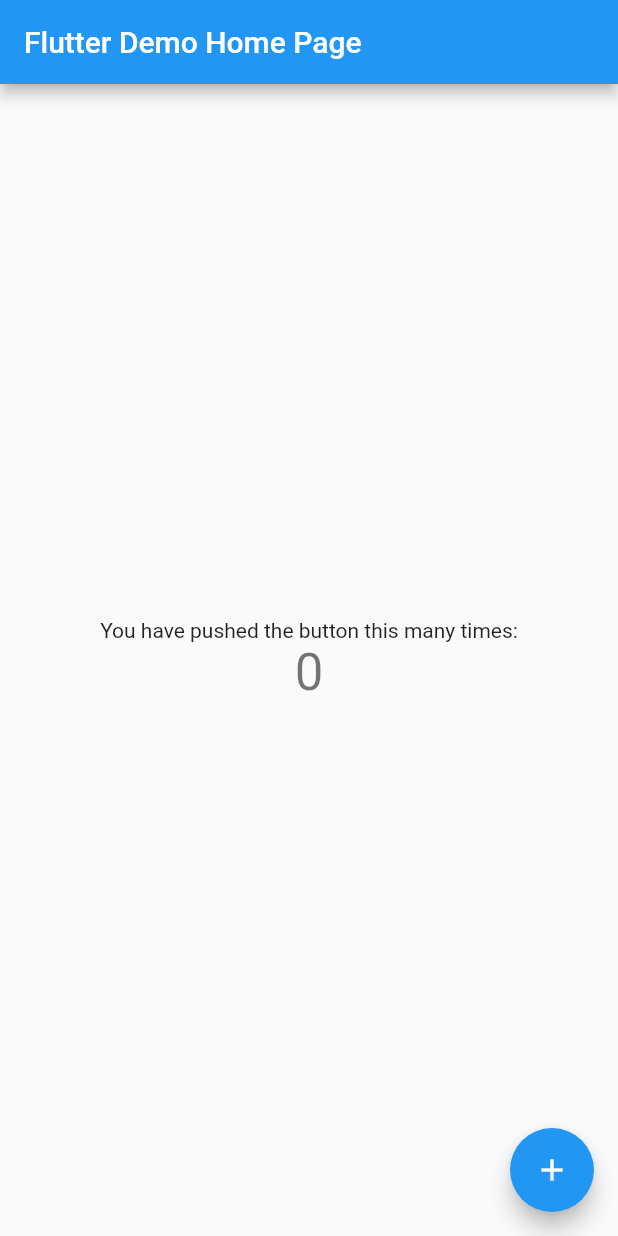
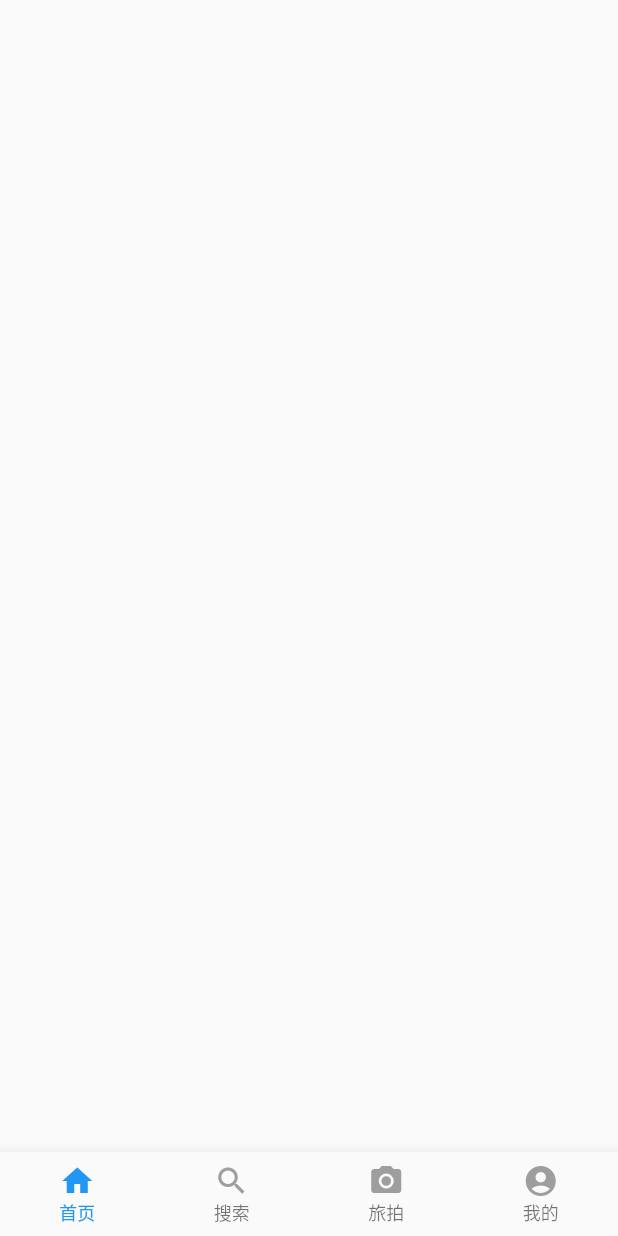
Before and after one commit to BetterZhang/flutter_trip_demo, a Flutter app: the screen it shows after launch, on a phone screen of 412 x 824 dp. Run offline on Flutter 3.47's test engine with Material 2 defaults, Android fonts, the phone set to English and light mode, and no system bars; our stand-ins replace fluttertoast, package_info; missing offline and left inert: flutter_splash_screen.

Commit message:
首页底部导航栏制作

```diff
--- a/lib/main.dart
+++ b/lib/main.dart
@@ -1,111 +1,18 @@
 import 'package:flutter/material.dart';
+import 'navigator/tab_navigator.dart';
 
 void main() => runApp(MyApp());
 
 class MyApp extends StatelessWidget {
-  // This widget is the root of your application.
   @override
   Widget build(BuildContext context) {
     return MaterialApp(
-      title: 'Flutter Demo',
+      title: "Flutter之旅",
       theme: ThemeData(
-        // This is the theme of your application.
-        //
-        // Try running your application with "flutter run". You'll see the
-        // application has a blue toolbar. Then, without quitting the app, try
-        // changing the primarySwatch below to Colors.green and then invoke
-        // "hot reload" (press "r" in the console where you ran "flutter run",
-        // or simply save your changes to "hot reload" in a Flutter IDE).
-        // Notice that the counter didn't reset back to zero; the application
-        // is not restarted.
         primarySwatch: Colors.blue,
       ),
-      home: MyHomePage(title: 'Flutter Demo Home Page'),
+      debugShowCheckedModeBanner: false,
+      home: TabNavigator(),
     );
   }
 }
-
-class MyHomePage extends StatefulWidget {
-  MyHomePage({Key key, this.title}) : super(key: key);
-
-  // This widget is the home page of your application. It is stateful, meaning
-  // that it has a State object (defined below) that contains fields that affect
-  // how it looks.
-
-  // This class is the configuration for the state. It holds the values (in this
-  // case the title) provided by the parent (in this case the App widget) and
-  // used by the build method of the State. Fields in a Widget subclass are
-  // always marked "final".
-
-  final String title;
-
-  @override
-  _MyHomePageState createState() => _MyHomePageState();
-}
-
-class _MyHomePageState extends State<MyHomePage> {
-  int _counter = 0;
-
-  void _incrementCounter() {
-    setState(() {
-      // This call to setState tells the Flutter framework that something has
-      // changed in this State, which causes it to rerun the build method below
-      // so that the display can reflect the updated values. If we changed
-      // _counter without calling setState(), then the build method would not be
-      // called again, and so nothing would appear to happen.
-      _counter++;
-    });
-  }
-
-  @override
-  Widget build(BuildContext context) {
-    // This method is rerun every time setState is called, for instance as done
-    // by the _incrementCounter method above.
-    //
-    // The Flutter framework has been optimized to make rerunning build methods
-    // fast, so that you can just rebuild anything that needs updating rather
-    // than having to individually change instances of widgets.
-    return Scaffold(
-      appBar: AppBar(
-        // Here we take the value from the MyHomePage object that was created by
-        // the App.build method, and use it to set our appbar title.
-        title: Text(widget.title),
-      ),
-      body: Center(
-        // Center is a layout widget. It takes a single child and positions it
-        // in the middle of the parent.
-        child: Column(
-          // Column is also a layout widget. It takes a list of children and
-          // arranges them vertically. By default, it sizes itself to fit its
-          // children horizontally, and tries to be as tall as its parent.
-          //
-          // Invoke "debug painting" (press "p" in the console, choose the
-          // "Toggle Debug Paint" action from the Flutter Inspector in Android
-          // Studio, or the "Toggle Debug Paint" command in Visual Studio Code)
-          // to see the wireframe for each widget.
-          //
-          // Column has various properties to control how it sizes itself and
-          // how it positions its children. Here we use mainAxisAlignment to
-          // center the children vertically; the main axis here is the vertical
-          // axis because Columns are vertical (the cross axis would be
-          // horizontal).
-          mainAxisAlignment: MainAxisAlignment.center,
-          children: <Widget>[
-            Text(
-              'You have pushed the button this many times:',
-            ),
-            Text(
-              '$_counter',
-              style: Theme.of(context).textTheme.display1,
-            ),
-          ],
-        ),
-      ),
-      floatingActionButton: FloatingActionButton(
-        onPressed: _incrementCounter,
-        tooltip: 'Increment',
-        child: Icon(Icons.add),
-      ), // This trailing comma makes auto-formatting nicer for build methods.
-    );
-  }
-}
--- /dev/null
+++ b/lib/navigator/tab_navigator.dart
@@ -0,0 +1,113 @@
+import 'package:flutter/material.dart';
+import 'package:flutter_splash_screen/flutter_splash_screen.dart';
+import 'package:fluttertoast/fluttertoast.dart';
+import 'package:package_info/package_info.dart';
+
+class TabNavigator extends StatefulWidget {
+  @override
+  _TabNavigatorState createState() => _TabNavigatorState();
+}
+
+class _TabNavigatorState extends State<TabNavigator> {
+
+  final _defaultColor = Colors.grey;
+  final _activeColor = Colors.blue;
+
+  var _controller = PageController(initialPage: 0);
+  int _currentIndex = 0;
+  DateTime _lastPressedAt;  // 上次点击时间
+
+  @override
+  void initState() {
+    hideScreen();
+    getPackageInfo();
+    super.initState();
+  }
+
+  // 隐藏启动屏
+  Future<void> hideScreen() async {
+    Future.delayed(Duration(milliseconds: 2000), () {
+      FlutterSplashScreen.hide();
+    });
+  }
+
+  // 退出App
+  Future<bool> exitApp() {
+    if (_lastPressedAt == null || DateTime.now().difference(_lastPressedAt) > Duration(seconds: 2)) {
+      Fluttertoast.showToast(
+          msg: '再按一次退出应用',
+        backgroundColor: Colors.grey,
+        toastLength: Toast.LENGTH_SHORT,
+        fontSize: 14
+      );
+      // 两次点击时间间隔超过2秒则重新计时
+      _lastPressedAt = DateTime.now();
+      return Future.value(false);
+    }
+    return Future.value(true);
+  }
+
+  // 获取PackageInfo
+  void getPackageInfo() async {
+    PackageInfo packageInfo = await PackageInfo.fromPlatform();
+    String appName = packageInfo.appName;
+    String packageName = packageInfo.packageName;
+    String version = packageInfo.version;
+    String buildNumber = packageInfo.buildNumber;
+    print('appName:$appName, packageName:$packageName, version:$version, buildNumber:$buildNumber');
+  }
+
+  @override
+  Widget build(BuildContext context) {
+    return Scaffold(
+      body: WillPopScope(
+        child: PageView(
+          physics: NeverScrollableScrollPhysics(),
+          controller: _controller,
+          children: <Widget>[
+
+          ],
+        ),
+        onWillPop: exitApp,
+      ),
+      bottomNavigationBar: BottomNavigationBar(
+        selectedFontSize: 12,
+        unselectedFontSize: 12,
+        currentIndex: _currentIndex,
+        onTap: (index) {
+          _controller.jumpToPage(index);
+          setState(() {
+            _currentIndex = index;
+          });
+        },
+        type: BottomNavigationBarType.fixed,
+        items: [
+          _bottomItem(Icons.home, '首页', 0),
+          _bottomItem(Icons.search, '搜索', 1),
+          _bottomItem(Icons.camera_alt, '旅拍', 2),
+          _bottomItem(Icons.account_circle, '我的', 3),
+        ]
+      ),
+    );
+  }
+
+  // 底部导航item
+  BottomNavigationBarItem _bottomItem(IconData icon, String title, int index) {
+    return BottomNavigationBarItem(
+      icon: Icon(
+        icon,
+        color: _defaultColor,
+      ),
+      activeIcon: Icon(
+        icon,
+        color: _activeColor,
+      ),
+      title: Text(
+        title,
+        style: TextStyle(
+          color: _currentIndex != index ? _defaultColor : _activeColor
+        ),
+      ),
+    );
+  }
+}
```
Also changed, not shown: 7 other files.
